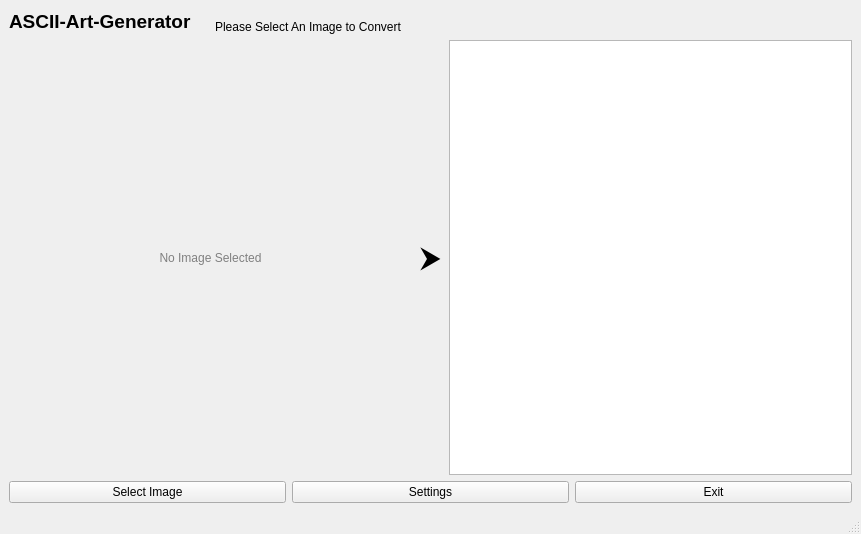
Before: the Qt Designer form src/mainwindow.ui in anton-fischer/cpp-ascii-generator, drawn with Qt 5.
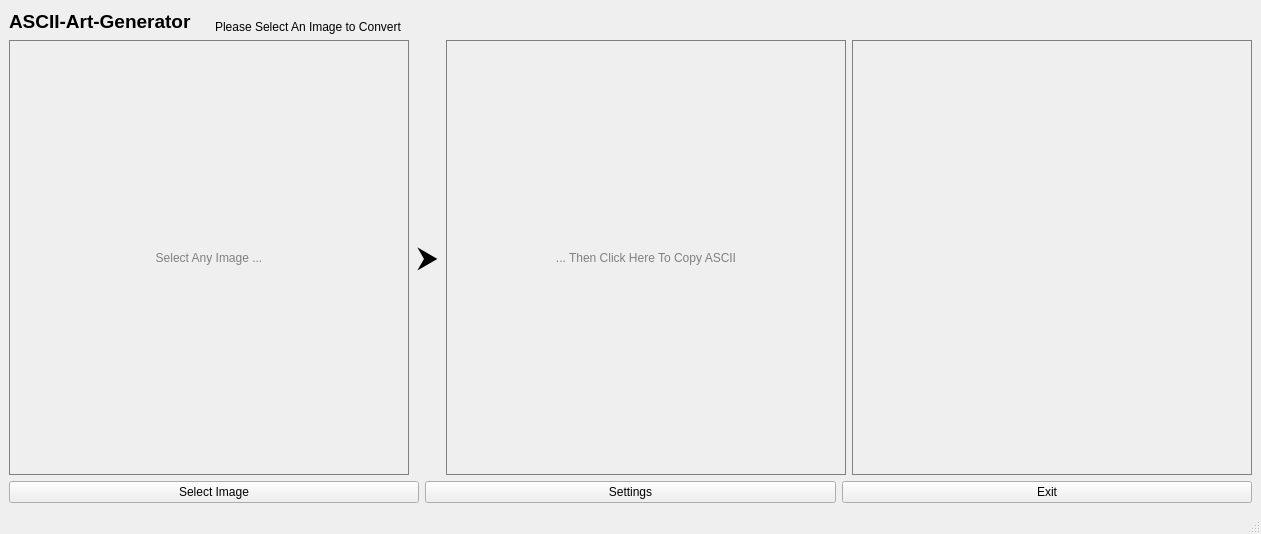
After: the same form once the commit is applied. Custom widgets are drawn as their Qt base class.

Patch:
```diff
--- a/src/mainwindow.ui
+++ b/src/mainwindow.ui
@@ -108,10 +108,23 @@
            </font>
           </property>
           <property name="styleSheet">
-           <string notr="true">color: grey</string>
+           <string notr="true">QLabel {
+	color: grey;
+	border: 1px solid grey;
+	border-radius: 0px;
+}</string>
+          </property>
+          <property name="frameShape">
+           <enum>QFrame::Shape::Box</enum>
+          </property>
+          <property name="frameShadow">
+           <enum>QFrame::Shadow::Plain</enum>
           </property>
           <property name="text">
-           <string>No Image Selected</string>
+           <string>Select Any Image ...</string>
+          </property>
+          <property name="scaledContents">
+           <bool>true</bool>
           </property>
           <property name="alignment">
            <set>Qt::AlignmentFlag::AlignCenter</set>
@@ -146,7 +159,50 @@
          </widget>
         </item>
         <item>
-         <widget class="QPlainTextEdit" name="txt_output">
+         <widget class="ClickableLabel" name="lbl_output">
+          <property name="sizePolicy">
+           <sizepolicy hsizetype="Expanding" vsizetype="Expanding">
+            <horstretch>0</horstretch>
+            <verstretch>0</verstretch>
+           </sizepolicy>
+          </property>
+          <property name="minimumSize">
+           <size>
+            <width>400</width>
+            <height>380</height>
+           </size>
+          </property>
+          <property name="font">
+           <font>
+            <bold>false</bold>
+           </font>
+          </property>
+          <property name="styleSheet">
+           <string notr="true">QLabel {
+	color: grey;
+	border: 1px solid grey;
+	border-radius: 0px;
+}</string>
+          </property>
+          <property name="frameShape">
+           <enum>QFrame::Shape::Box</enum>
+          </property>
+          <property name="frameShadow">
+           <enum>QFrame::Shadow::Plain</enum>
+          </property>
+          <property name="text">
+           <string>... Then Click Here To Copy ASCII</string>
+          </property>
+          <property name="scaledContents">
+           <bool>true</bool>
+          </property>
+          <property name="alignment">
+           <set>Qt::AlignmentFlag::AlignCenter</set>
+          </property>
+         </widget>
+        </item>
+        <item>
+         <widget class="ClickablePlainTextEdit" name="txt_output">
           <property name="sizePolicy">
            <sizepolicy hsizetype="Expanding" vsizetype="Expanding">
             <horstretch>0</horstretch>
@@ -165,9 +221,34 @@
             <bold>false</bold>
            </font>
           </property>
+          <property name="autoFillBackground">
+           <bool>false</bool>
+          </property>
+          <property name="styleSheet">
+           <string notr="true">QPlainTextEdit {
+    border: 1px solid grey;
+	border-radius: 0px;
+	background-color: transparent;
+}</string>
+          </property>
+          <property name="frameShape">
+           <enum>QFrame::Shape::Box</enum>
+          </property>
+          <property name="frameShadow">
+           <enum>QFrame::Shadow::Plain</enum>
+          </property>
+          <property name="sizeAdjustPolicy">
+           <enum>QAbstractScrollArea::SizeAdjustPolicy::AdjustToContents</enum>
+          </property>
+          <property name="lineWrapMode">
+           <enum>QPlainTextEdit::LineWrapMode::NoWrap</enum>
+          </property>
           <property name="readOnly">
            <bool>true</bool>
           </property>
+          <property name="placeholderText">
+           <string/>
+          </property>
          </widget>
         </item>
        </layout>
@@ -219,6 +300,18 @@
   </widget>
   <widget class="QStatusBar" name="statusbar"/>
  </widget>
+ <customwidgets>
+  <customwidget>
+   <class>ClickableLabel</class>
+   <extends>QLabel</extends>
+   <header>clickablelabel.h</header>
+  </customwidget>
+  <customwidget>
+   <class>ClickablePlainTextEdit</class>
+   <extends>QPlainTextEdit</extends>
+   <header>clickableplaintextedit.h</header>
+  </customwidget>
+ </customwidgets>
  <resources/>
  <connections/>
 </ui>
```
Left out of the diff: 4 changed lines with no effect on the pictures.
